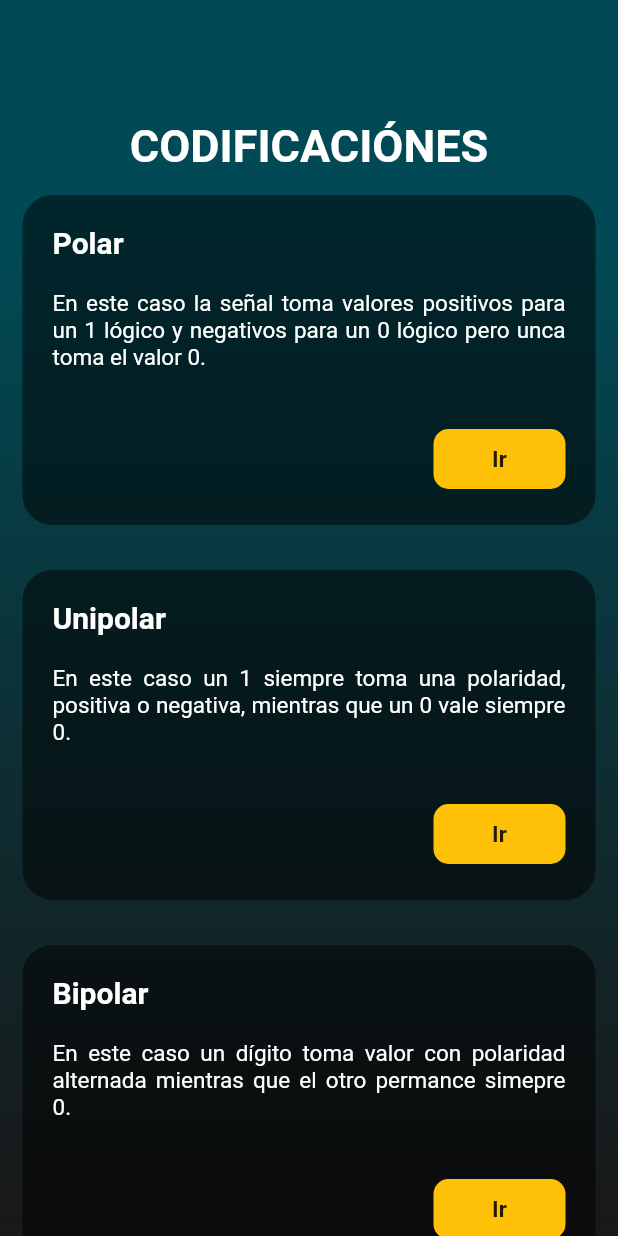
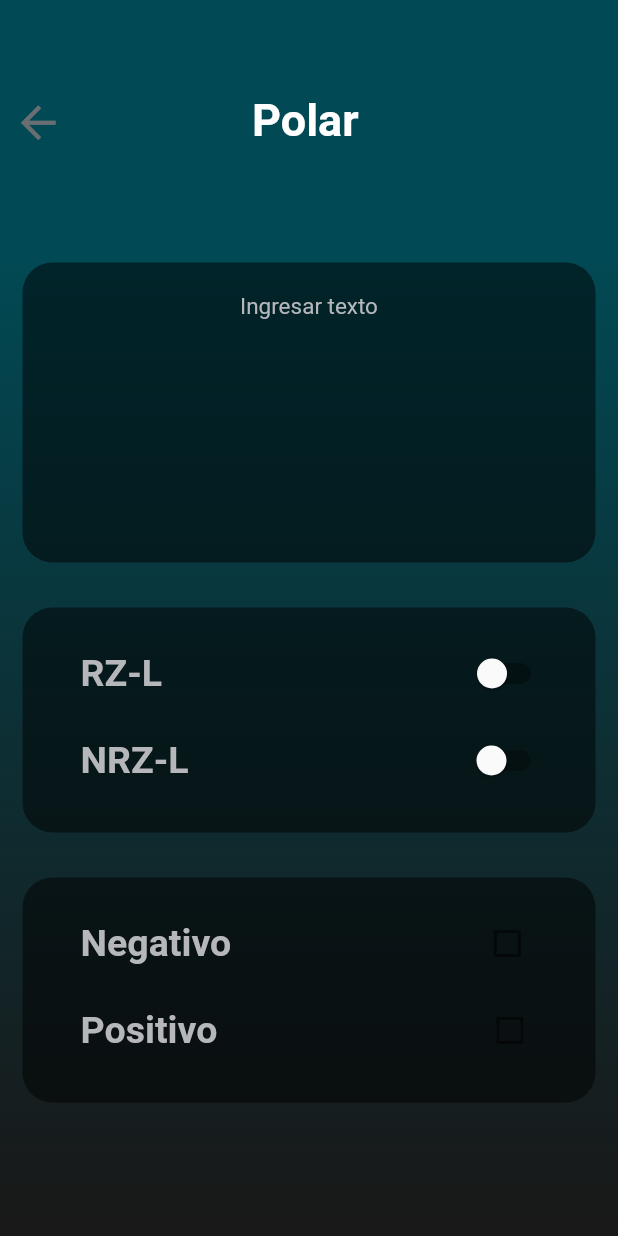
Before and after one commit to jazminasaleh/Dise-o_codificaiones, a Flutter app: the HomeScreen screen opened by its route, after a tap on "Ir", on a phone screen of 412 x 824 dp. Run offline on Flutter 3.47's test engine with Material 2 defaults, Android fonts, the light colour scheme and no system bars.

Commit message:
des codificaciones

```diff
--- a/lib/main.dart
+++ b/lib/main.dart
@@ -13,6 +13,7 @@ class AppState extends StatelessWidget {
       routes: {
         'home' : (_) => HomeScreen()
       },
+
     );
   }
 }
--- /dev/null
+++ b/lib/pages/codificaciones.dart
@@ -0,0 +1,236 @@
+import 'package:diseno_codificaciones/pages/home.dart';
+import 'package:flutter/material.dart';
+
+import '../widgets/background.dart';
+
+class CodificacionesScreen extends StatelessWidget {
+  @override
+  Widget build(BuildContext context) {
+    return Scaffold(
+      body: Stack(
+        children: [Background(), _Codificaciones()],
+      ),
+    );
+  }
+}
+
+class _Codificaciones extends StatelessWidget {
+  const _Codificaciones({super.key});
+
+  @override
+  Widget build(BuildContext context) {
+    return SingleChildScrollView(
+      child: Column(
+        children: [
+          Row(
+            children: [
+              IconButton(
+                alignment: Alignment.topLeft,
+                icon: Icon(
+                  Icons.arrow_back,
+                  color: Color(0xff06F7074),
+                  size: 35,
+                ),
+                onPressed: () {
+                  Navigator.push(context,
+                      MaterialPageRoute(builder: (context) => HomeScreen()));
+                },
+              ),
+              SizedBox(
+                height: 160,
+              ),
+              SizedBox(
+                width: 120,
+              ),
+              Center(
+                  child: Text('Polar',
+                      style: TextStyle(
+                        fontWeight: FontWeight.bold,
+                        fontSize: 30,
+                        color: Colors.white,
+                      ))),
+            ],
+          ),
+          _Cuadrotexto(),
+          _CuadroRZ(),
+          _CuadroPN()
+        ],
+      ),
+    );
+  }
+}
+
+class _Cuadrotexto extends StatelessWidget {
+  const _Cuadrotexto({super.key});
+
+  @override
+  Widget build(BuildContext context) {
+    return Container(
+      margin: EdgeInsets.all(15),
+      padding: EdgeInsets.all(20),
+      height: 200,
+      decoration: BoxDecoration(
+          color: Colors.black.withOpacity(0.5),
+          borderRadius: BorderRadius.circular(20)),
+
+      child: Column(
+        children: [
+          Center(
+            child: Text('Ingresar texto', style: TextStyle(fontSize: 15, color: Color(0xffB6B7BB)),),
+          )
+        ],
+      ),
+    );
+  }
+}
+
+class _CuadroRZ extends StatefulWidget {
+  @override
+  State<_CuadroRZ> createState() => _CuadroRZState();
+}
+
+class _CuadroRZState extends State<_CuadroRZ> {
+  bool rz = false;
+  bool nrz = false;
+
+  @override
+  Widget build(BuildContext context) {
+    return Container(
+      margin: EdgeInsets.all(15),
+      padding: EdgeInsets.all(20),
+      height: 150,
+      decoration: BoxDecoration(
+          color: Colors.black.withOpacity(0.5),
+          borderRadius: BorderRadius.circular(20)),
+      child: Column(
+        children: [
+          Row(
+            children: [
+              Text(
+                '   RZ-L',
+                style: TextStyle(
+                    color: Color(0xffB6B7BB),
+                    fontSize: 25,
+                    fontWeight: FontWeight.bold),
+              ),
+              SizedBox(
+                width: 200,
+              ),
+              Switch(
+                  activeColor: Color(0xffB6B7BB),
+                  activeTrackColor: Color(0xff87E7E4),
+                  value: this.rz,
+                  onChanged: (value) {
+                    setState(() {
+                      this.rz = value!;
+                      nrz = false;
+                    });
+                  })
+            ],
+          ),
+          SizedBox(
+            height: 10,
+          ),
+          Row(
+            children: [
+              Text(
+                '   NRZ-L',
+                style: TextStyle(
+                    color: Color(0xffB6B7BB),
+                    fontSize: 25,
+                    fontWeight: FontWeight.bold),
+              ),
+              SizedBox(
+                width: 182,
+              ),
+              Switch(
+                  activeColor: Color(0xffB6B7BB),
+                  activeTrackColor: Color(0xff87E7E4),
+                  value: this.nrz,
+                  onChanged: (value) {
+                    setState(() {
+                      this.nrz = value!;
+                      rz = false;
+                    });
+                  })
+            ],
+          ),
+        ],
+      ),
+    );
+  }
+}
+
+class _CuadroPN extends StatefulWidget {
+  @override
+  State<_CuadroPN> createState() => _CuadroPNState();
+}
+
+class _CuadroPNState extends State<_CuadroPN> {
+  bool negativo = false;
+  bool positivo = false;
+  @override
+  Widget build(BuildContext context) {
+    return Container(
+      margin: EdgeInsets.all(15),
+      padding: EdgeInsets.all(20),
+      height: 150,
+      decoration: BoxDecoration(
+          color: Colors.black.withOpacity(0.5),
+          borderRadius: BorderRadius.circular(20)),
+      child: Column(
+        children: [
+          Row(
+            children: [
+              Text(
+                '   Negativo',
+                style: TextStyle(
+                    color: Color(0xffB6B7BB),
+                    fontSize: 25,
+                    fontWeight: FontWeight.bold),
+              ),
+              SizedBox(
+                width: 160,
+              ),
+              Checkbox(
+                  activeColor: Color(0xff87E7E4),
+                  value: this.negativo,
+                  onChanged: (value) {
+                    setState(() {
+                      this.negativo = value!;
+                      this.positivo = false;
+                    });
+                  })
+            ],
+          ),
+          SizedBox(
+            height: 10,
+          ),
+          Row(
+            children: [
+              Text(
+                '   Positivo',
+                style: TextStyle(
+                    color: Color(0xffB6B7BB),
+                    fontSize: 25,
+                    fontWeight: FontWeight.bold),
+              ),
+              SizedBox(
+                width: 171,
+              ),
+              Checkbox(
+                  activeColor: Color(0xff87E7E4),
+                  value: this.positivo,
+                  onChanged: (value) {
+                    setState(() {
+                      this.positivo = value!;
+                      this.negativo = false;
+                    });
+                  })
+            ],
+          )
+        ],
+      ),
+    );
+  }
+}
--- a/lib/widgets/card_table.dart
+++ b/lib/widgets/card_table.dart
@@ -1,3 +1,4 @@
+import 'package:diseno_codificaciones/pages/codificaciones.dart';
 import 'package:flutter/material.dart';
 
 class CradTable extends StatelessWidget {
@@ -10,7 +11,8 @@ class CradTable extends StatelessWidget {
         TableRow(children: [
           _SigleCard(
             titulo: 'Polar',
-            desc: 'En este caso la señal toma valores positivos para un 1 lógico y negativos para un 0 lógico pero unca toma el valor 0.',
+            desc:
+                'En este caso la señal toma valores positivos para un 1 lógico y negativos para un 0 lógico pero unca toma el valor 0.',
           )
         ]),
         TableRow(children: [
@@ -23,19 +25,22 @@ class CradTable extends StatelessWidget {
         TableRow(children: [
           _SigleCard(
             titulo: 'Bipolar',
-            desc: 'En este caso un dígito toma valor con polaridad alternada mientras que el otro permance simepre 0.',
+            desc:
+                'En este caso un dígito toma valor con polaridad alternada mientras que el otro permance simepre 0.',
           )
         ]),
         TableRow(children: [
           _SigleCard(
             titulo: 'Manchester',
-            desc: 'En este código siempre hay una transición en la mitad del intervalo de duración de los bits. Cada transición positiva representa un 1 y cada transición negativa representa un 0.',
+            desc:
+                'En este código siempre hay una transición en la mitad del intervalo de duración de los bits. Cada transición positiva representa un 1 y cada transición negativa representa un 0.',
           )
         ]),
         TableRow(children: [
           _SigleCard(
             titulo: 'Manchester diferncial',
-            desc: 'En la descodificación se detecta el estado de cada intervalo y se lo compara con el estado del intervalo anterior. Si ocurrió un cambio de la señal se descodifica un 1 de lo contrario 0.',
+            desc:
+                'En la descodificación se detecta el estado de cada intervalo y se lo compara con el estado del intervalo anterior. Si ocurrió un cambio de la señal se descodifica un 1 de lo contrario 0.',
           )
         ])
       ],
@@ -86,7 +91,12 @@ class _SigleCard extends StatelessWidget {
             mainAxisAlignment: MainAxisAlignment.end,
             children: [
               MaterialButton(
-                onPressed: () {},
+                onPressed: () {
+                  Navigator.push(
+                      context,
+                      MaterialPageRoute(
+                          builder: (context) => CodificacionesScreen()));
+                },
                 height: 40,
                 shape: RoundedRectangleBorder(
                     borderRadius: BorderRadius.circular(10)),
```
